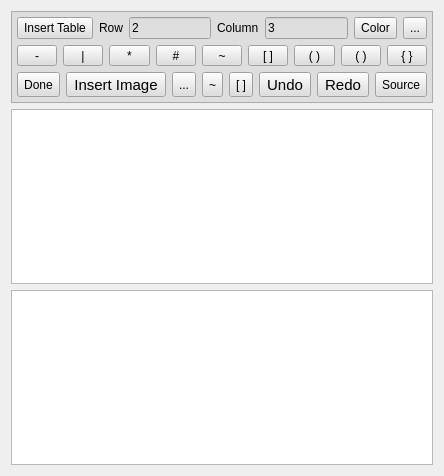
The window that src/dlgMemos.ui (ic005k/Knot-Legacy) describes before a commit, drawn with Qt 5.
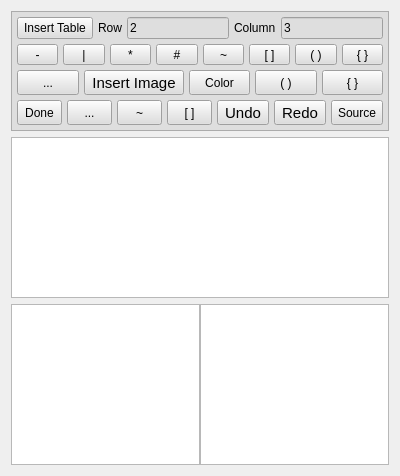
The same window after the commit. Icons and pictures are not drawn.

Commit message: Optimized the memo

The edit to the form file:
```diff
--- a/src/dlgMemos.ui
+++ b/src/dlgMemos.ui
@@ -32,6 +32,9 @@
       <enum>QFrame::Raised</enum>
      </property>
      <layout class="QVBoxLayout" name="verticalLayout">
+      <property name="spacing">
+       <number>5</number>
+      </property>
       <property name="leftMargin">
        <number>5</number>
       </property>
@@ -87,52 +90,6 @@
           </property>
          </widget>
         </item>
-        <item>
-         <widget class="QToolButton" name="btnColor">
-          <property name="sizePolicy">
-           <sizepolicy hsizetype="Preferred" vsizetype="Preferred">
-            <horstretch>0</horstretch>
-            <verstretch>0</verstretch>
-           </sizepolicy>
-          </property>
-          <property name="text">
-           <string>Color</string>
-          </property>
-          <property name="icon">
-           <iconset resource="../res.qrc">
-            <normaloff>:/res/color.png</normaloff>:/res/color.png</iconset>
-          </property>
-          <property name="iconSize">
-           <size>
-            <width>20</width>
-            <height>20</height>
-           </size>
-          </property>
-         </widget>
-        </item>
-        <item>
-         <widget class="QToolButton" name="btnLink">
-          <property name="sizePolicy">
-           <sizepolicy hsizetype="Preferred" vsizetype="Preferred">
-            <horstretch>0</horstretch>
-            <verstretch>0</verstretch>
-           </sizepolicy>
-          </property>
-          <property name="text">
-           <string>...</string>
-          </property>
-          <property name="icon">
-           <iconset resource="../res.qrc">
-            <normaloff>:/res/link.png</normaloff>:/res/link.png</iconset>
-          </property>
-          <property name="iconSize">
-           <size>
-            <width>20</width>
-            <height>20</height>
-           </size>
-          </property>
-         </widget>
-        </item>
        </layout>
       </item>
       <item>
@@ -235,6 +192,124 @@
          </widget>
         </item>
         <item>
+         <widget class="QToolButton" name="btnS9">
+          <property name="sizePolicy">
+           <sizepolicy hsizetype="Preferred" vsizetype="Preferred">
+            <horstretch>0</horstretch>
+            <verstretch>0</verstretch>
+           </sizepolicy>
+          </property>
+          <property name="text">
+           <string>{ }</string>
+          </property>
+         </widget>
+        </item>
+       </layout>
+      </item>
+      <item>
+       <layout class="QHBoxLayout" name="horizontalLayout">
+        <item>
+         <widget class="QToolButton" name="btnLink">
+          <property name="sizePolicy">
+           <sizepolicy hsizetype="Preferred" vsizetype="Preferred">
+            <horstretch>0</horstretch>
+            <verstretch>0</verstretch>
+           </sizepolicy>
+          </property>
+          <property name="maximumSize">
+           <size>
+            <width>16777215</width>
+            <height>25</height>
+           </size>
+          </property>
+          <property name="text">
+           <string>...</string>
+          </property>
+          <property name="icon">
+           <iconset resource="../res.qrc">
+            <normaloff>:/res/link.png</normaloff>:/res/link.png</iconset>
+          </property>
+          <property name="iconSize">
+           <size>
+            <width>20</width>
+            <height>20</height>
+           </size>
+          </property>
+         </widget>
+        </item>
+        <item>
+         <widget class="QToolButton" name="btnPic">
+          <property name="sizePolicy">
+           <sizepolicy hsizetype="Preferred" vsizetype="Preferred">
+            <horstretch>0</horstretch>
+            <verstretch>0</verstretch>
+           </sizepolicy>
+          </property>
+          <property name="minimumSize">
+           <size>
+            <width>0</width>
+            <height>0</height>
+           </size>
+          </property>
+          <property name="maximumSize">
+           <size>
+            <width>16777215</width>
+            <height>25</height>
+           </size>
+          </property>
+          <property name="font">
+           <font>
+            <pointsize>11</pointsize>
+           </font>
+          </property>
+          <property name="text">
+           <string>Insert Image</string>
+          </property>
+          <property name="icon">
+           <iconset resource="../res.qrc">
+            <normaloff>:/res/pic.png</normaloff>:/res/pic.png</iconset>
+          </property>
+          <property name="iconSize">
+           <size>
+            <width>20</width>
+            <height>20</height>
+           </size>
+          </property>
+          <property name="toolButtonStyle">
+           <enum>Qt::ToolButtonIconOnly</enum>
+          </property>
+         </widget>
+        </item>
+        <item>
+         <widget class="QToolButton" name="btnColor">
+          <property name="sizePolicy">
+           <sizepolicy hsizetype="Preferred" vsizetype="Preferred">
+            <horstretch>0</horstretch>
+            <verstretch>0</verstretch>
+           </sizepolicy>
+          </property>
+          <property name="maximumSize">
+           <size>
+            <width>16777215</width>
+            <height>25</height>
+           </size>
+          </property>
+          <property name="text">
+           <string>Color</string>
+          </property>
+          <property name="icon">
+           <iconset resource="../res.qrc">
+            <normaloff>:/res/color.png</normaloff>:/res/color.png</iconset>
+          </property>
+          <property name="iconSize">
+           <size>
+            <width>20</width>
+            <height>20</height>
+           </size>
+          </property>
+         </widget>
+        </item>
+        <item>
          <widget class="QToolButton" name="btnS3">
           <property name="sizePolicy">
            <sizepolicy hsizetype="Preferred" vsizetype="Preferred">
@@ -242,6 +317,12 @@
             <verstretch>0</verstretch>
            </sizepolicy>
           </property>
+          <property name="maximumSize">
+           <size>
+            <width>16777215</width>
+            <height>25</height>
+           </size>
+          </property>
           <property name="text">
            <string>( )</string>
           </property>
@@ -265,6 +346,12 @@
             <verstretch>0</verstretch>
            </sizepolicy>
           </property>
+          <property name="maximumSize">
+           <size>
+            <width>16777215</width>
+            <height>25</height>
+           </size>
+          </property>
           <property name="text">
            <string>{ }</string>
           </property>
@@ -301,7 +388,7 @@
           <property name="maximumSize">
            <size>
             <width>16777215</width>
-            <height>30</height>
+            <height>25</height>
            </size>
           </property>
           <property name="text">
@@ -315,49 +402,6 @@
           </property>
          </widget>
         </item>
-        <item>
-         <widget class="QToolButton" name="btnPic">
-          <property name="sizePolicy">
-           <sizepolicy hsizetype="Preferred" vsizetype="Preferred">
-            <horstretch>0</horstretch>
-            <verstretch>0</verstretch>
-           </sizepolicy>
-          </property>
-          <property name="minimumSize">
-           <size>
-            <width>0</width>
-            <height>0</height>
-           </size>
-          </property>
-          <property name="maximumSize">
-           <size>
-            <width>16777215</width>
-            <height>30</height>
-           </size>
-          </property>
-          <property name="font">
-           <font>
-            <pointsize>11</pointsize>
-           </font>
-          </property>
-          <property name="text">
-           <string>Insert Image</string>
-          </property>
-          <property name="icon">
-           <iconset resource="../res.qrc">
-            <normaloff>:/res/pic.png</normaloff>:/res/pic.png</iconset>
-          </property>
-          <property name="iconSize">
-           <size>
-            <width>30</width>
-            <height>30</height>
-           </size>
-          </property>
-          <property name="toolButtonStyle">
-           <enum>Qt::ToolButtonIconOnly</enum>
-          </property>
-         </widget>
-        </item>
         <item>
          <widget class="QToolButton" name="btnS5">
           <property name="sizePolicy">
@@ -366,6 +410,12 @@
             <verstretch>0</verstretch>
            </sizepolicy>
           </property>
+          <property name="maximumSize">
+           <size>
+            <width>16777215</width>
+            <height>25</height>
+           </size>
+          </property>
           <property name="text">
            <string>...</string>
           </property>
@@ -389,6 +439,12 @@
             <verstretch>0</verstretch>
            </sizepolicy>
           </property>
+          <property name="maximumSize">
+           <size>
+            <width>16777215</width>
+            <height>25</height>
+           </size>
+          </property>
           <property name="text">
            <string>~</string>
           </property>
@@ -412,6 +468,12 @@
             <verstretch>0</verstretch>
            </sizepolicy>
           </property>
+          <property name="maximumSize">
+           <size>
+            <width>16777215</width>
+            <height>25</height>
+           </size>
+          </property>
           <property name="text">
            <string>[ ]</string>
           </property>
@@ -444,7 +506,7 @@
           <property name="maximumSize">
            <size>
             <width>16777215</width>
-            <height>30</height>
+            <height>25</height>
            </size>
           </property>
           <property name="font">
@@ -487,7 +549,7 @@
           <property name="maximumSize">
            <size>
             <width>16777215</width>
-            <height>30</height>
+            <height>25</height>
            </size>
           </property>
           <property name="font">
@@ -530,7 +592,7 @@
           <property name="maximumSize">
            <size>
             <width>16777215</width>
-            <height>30</height>
+            <height>25</height>
            </size>
           </property>
           <property name="text">
@@ -550,11 +612,21 @@
     <widget class="QTextEdit" name="textEdit"/>
    </item>
    <item>
-    <widget class="QTextEdit" name="editSource">
-     <property name="acceptRichText">
-      <bool>false</bool>
+    <layout class="QHBoxLayout" name="horizontalLayout_5">
+     <property name="spacing">
+      <number>0</number>
      </property>
-    </widget>
+     <item>
+      <widget class="QTextEdit" name="editLineSn"/>
+     </item>
+     <item>
+      <widget class="QTextEdit" name="editSource">
+       <property name="acceptRichText">
+        <bool>false</bool>
+       </property>
+      </widget>
+     </item>
+    </layout>
    </item>
   </layout>
  </widget>
```
The commit also changes 2 other files.
